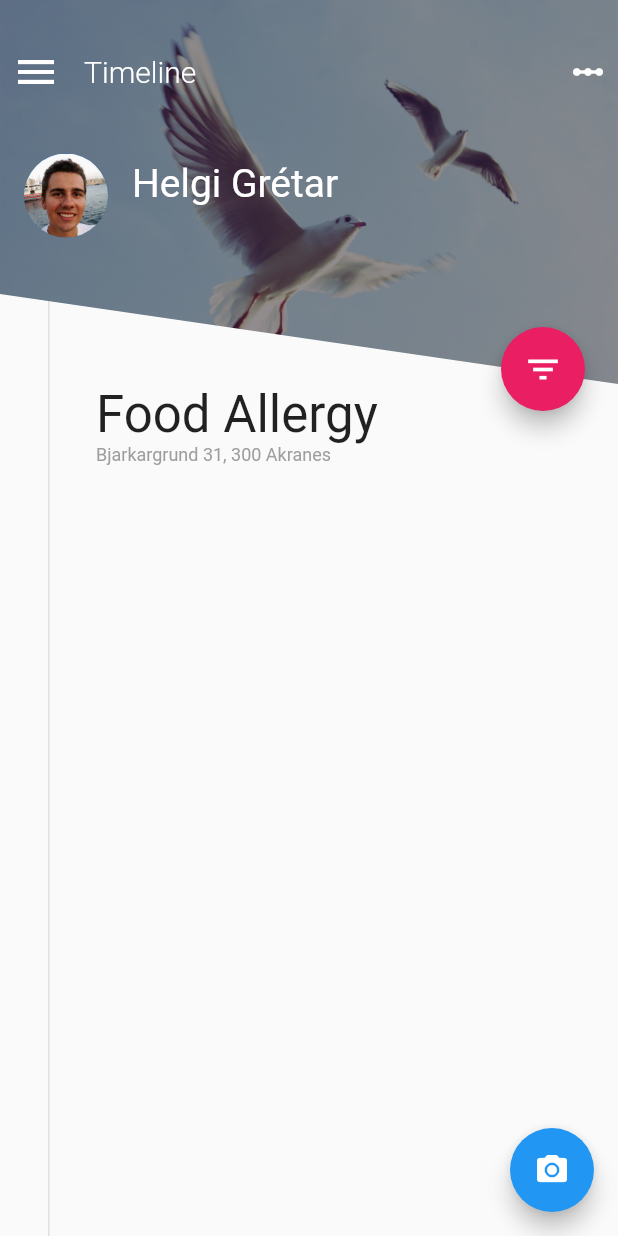
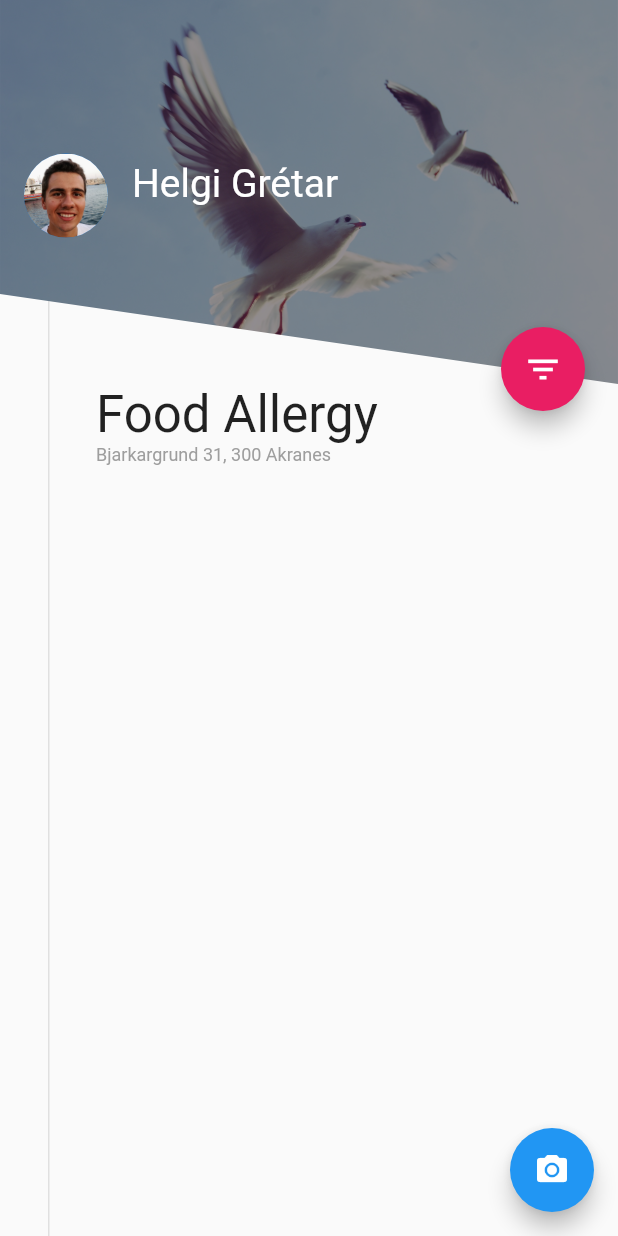
Before and after one commit to hinriksnaer/NordicHackApp, a Flutter app: the screen it shows after launch, on a phone screen of 412 x 824 dp. Run offline on Flutter 3.47's test engine with Material 2 defaults, Android fonts, the phone set to English and light mode, and no system bars; our stand-ins replace image_picker; missing offline and left inert: barcode_scan.

Commit message:
top corners icon removed

```diff
--- a/lib/pages/home_page.dart
+++ b/lib/pages/home_page.dart
@@ -93,20 +93,11 @@ class _MainPageState extends State<MainPage> {
       padding: const EdgeInsets.symmetric(horizontal: 8.0, vertical: 32.0),
       child: new Row(
         children: <Widget>[
-          new Icon(Icons.menu, size: 32.0, color: Colors.white),
           new Expanded(
             child: new Padding(
               padding: const EdgeInsets.only(left: 16.0),
-              child: new Text(
-                "Timeline",
-                style: new TextStyle(
-                    fontSize: 20.0,
-                    color: Colors.white,
-                    fontWeight: FontWeight.w300),
-              ),
             ),
           ),
-          new Icon(Icons.linear_scale, color: Colors.white),
         ],
       ),
     );
```
